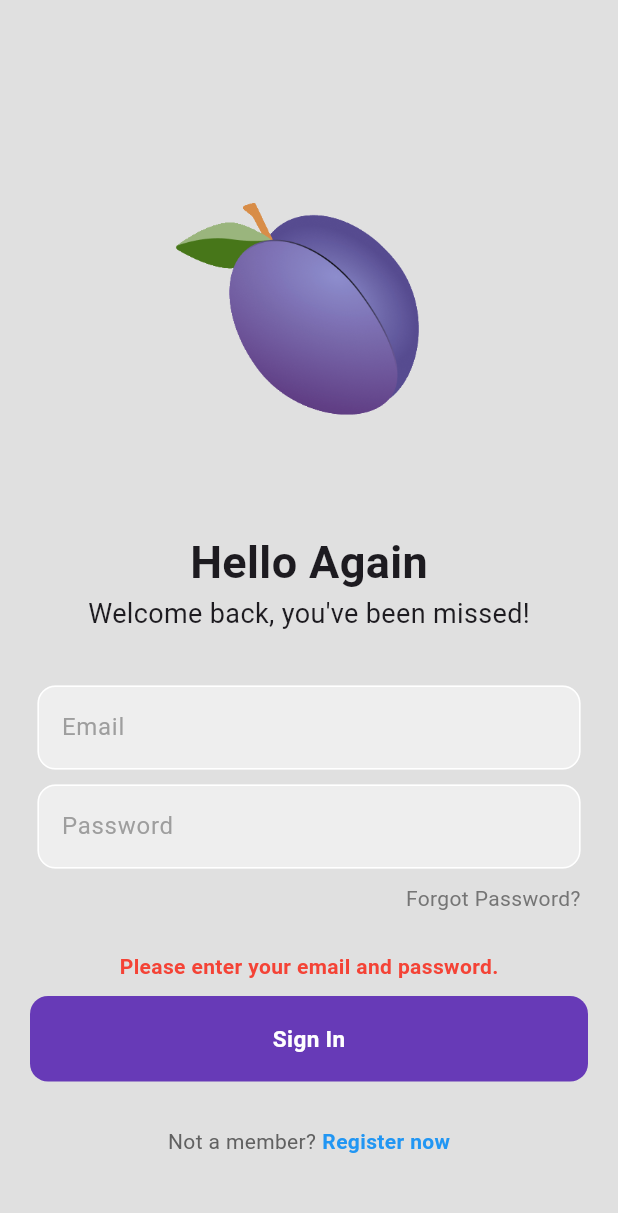
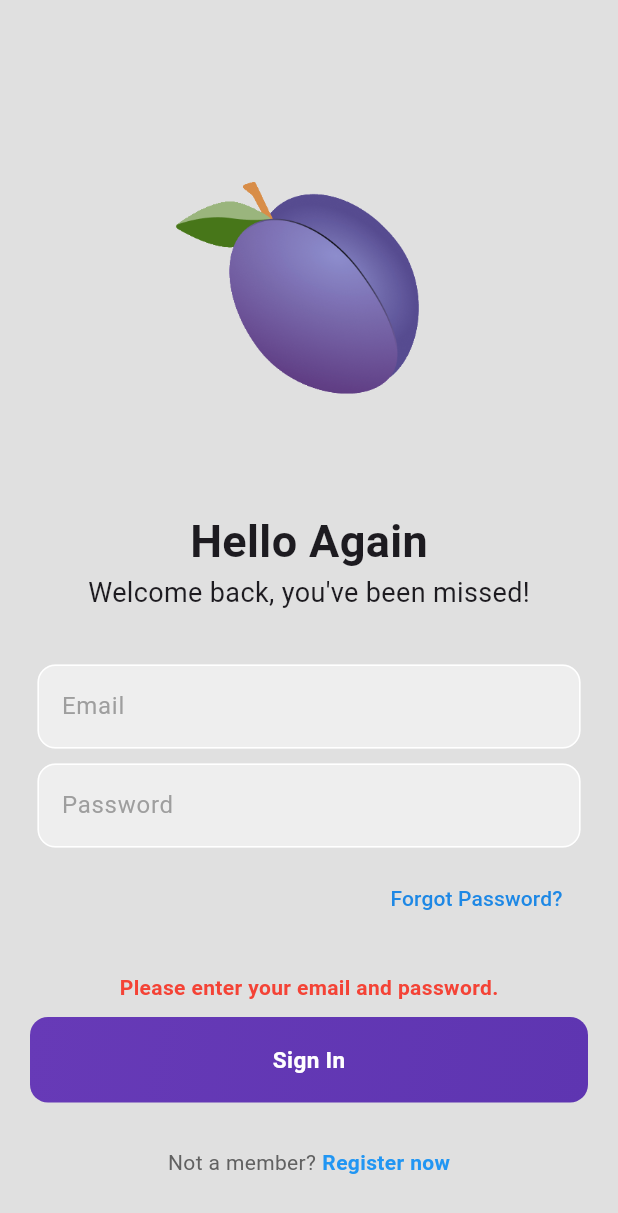
Before and after one commit to cliveeee/quiz_app_flutter, a Flutter app: the screen it shows after launch, after a tap on "Sign In", on a phone screen of 412 x 824 dp. Shown: the top 1213 px of the screen. Run offline on Flutter 3.47's test engine with Material 3 defaults, Android fonts, the phone set to English and light mode, and no system bars; our stand-ins replace flutter_image_compress, font_awesome_flutter, get_it, image_picker, permission_handler, shared_preferences; accounts and stored records are empty; network calls fail.

```diff
--- a/lib/components/my_button.dart
+++ b/lib/components/my_button.dart
@@ -1,25 +1,65 @@
 import 'package:flutter/material.dart';
 
-class MyButton extends StatelessWidget {
+class MyButton extends StatefulWidget {
   final Function()? onTap;
   final String buttonText;
 
   const MyButton({super.key, required this.onTap, required this.buttonText});
 
   @override
+  _MyButtonState createState() => _MyButtonState();
+}
+
+class _MyButtonState extends State<MyButton> {
+  bool _isPressed = false;
+
+  @override
   Widget build(BuildContext context) {
     return GestureDetector(
-      onTap: onTap,
-      child: Container(
+      onTap: widget.onTap,
+      onTapDown: (_) {
+        // Trigger the background change when the button is pressed
+        setState(() {
+          _isPressed = true;
+        });
+      },
+      onTapUp: (_) {
+        // Revert the background when the tap is released
+        setState(() {
+          _isPressed = false;
+        });
+      },
+      onTapCancel: () {
+        // Revert the background when the tap is canceled
+        setState(() {
+          _isPressed = false;
+        });
+      },
+      child: AnimatedContainer(
+        duration: const Duration(milliseconds: 200), // Smooth duration for the transition
+        curve: Curves.easeInOut, // Smooth curve
         padding: const EdgeInsets.all(18),
         margin: const EdgeInsets.symmetric(horizontal: 20),
         decoration: BoxDecoration(
-          color: Colors.deepPurple,
+          gradient: _isPressed
+              ? LinearGradient(
+                  colors: [
+                    Colors.deepPurple.withOpacity(0.7),
+                    Colors.deepPurple.withOpacity(0.3),
+                  ],
+                  begin: Alignment.topLeft,
+                  end: Alignment.bottomRight,
+                )
+              : LinearGradient(
+                  colors: [Colors.deepPurple, Colors.deepPurple[600]!],
+                  begin: Alignment.topLeft,
+                  end: Alignment.bottomRight,
+                ),
           borderRadius: BorderRadius.circular(12),
         ),
         child: Center(
           child: Text(
-            buttonText,
+            widget.buttonText,
             style: const TextStyle(
               color: Colors.white,
               fontWeight: FontWeight.bold,
--- a/lib/features/auth/login/login_page.dart
+++ b/lib/features/auth/login/login_page.dart
@@ -3,6 +3,7 @@ import 'package:quiz_app_flutter/components/my_button.dart';
 import 'package:quiz_app_flutter/components/my_textfield.dart';
 import 'package:quiz_app_flutter/navigation_page.dart';
 import 'package:quiz_app_flutter/services/auth/auth_service.dart';
+import 'package:quiz_app_flutter/features/auth/pages/forgot_password_page.dart';
 
 class LoginPage extends StatefulWidget {
   final Function()? onTap;
@@ -20,14 +21,12 @@ class _LoginPageState extends State<LoginPage> {
 
   void _login() async {
     setState(() {
-      _errorMessage = null; // Clear any previous error message
+      _errorMessage = null;
     });
 
-    // Get email and password values
     String email = _emailController.text.trim();
     String password = _passwordController.text.trim();
 
-    // Check for missing fields and set appropriate error message
     if (email.isEmpty && password.isEmpty) {
       setState(() {
         _errorMessage = 'Please enter your email and password.';
@@ -45,7 +44,6 @@ class _LoginPageState extends State<LoginPage> {
       return;
     }
 
-    // Display loading indicator
     showDialog(
       context: context,
       builder: (context) {
@@ -55,11 +53,9 @@ class _LoginPageState extends State<LoginPage> {
       },
     );
 
-    // Attempt to log in with the provided credentials
     bool success = await AuthService().login(email, password);
-    Navigator.of(context).pop(); // Remove the loading indicator
+    Navigator.of(context).pop();
 
-    // Handle login result
     if (success) {
       Navigator.pushReplacement(
           context, MaterialPageRoute(builder: (context) => NavigationPage()));
@@ -68,6 +64,13 @@ class _LoginPageState extends State<LoginPage> {
         _errorMessage = 'Login failed. Email not found or incorrect password.';
       });
     }
+  }
+
+  @override
+  void dispose() {
+    _emailController.dispose();
+    _passwordController.dispose();
+    super.dispose();
   }
 
   @override
@@ -82,14 +85,11 @@ class _LoginPageState extends State<LoginPage> {
               child: Column(
                 mainAxisAlignment: MainAxisAlignment.center,
                 children: [
-                  // logo
                   const Image(
                     image: AssetImage('images/logo.png'),
                     width: 300,
                     height: 300,
                   ),
-
-                  // greeting text
                   const Text(
                     'Hello Again',
                     style: TextStyle(
@@ -105,40 +105,46 @@ class _LoginPageState extends State<LoginPage> {
                   ),
                   const SizedBox(height: 35),
 
-                  // email textfield
                   MyTextField(
                     controller: _emailController,
                     hintText: 'Email',
                     obscureText: false,
-                    onFieldSubmitted: (value) => _login(), // Trigger login on "Enter" for email
+                    onFieldSubmitted: (value) => _login(),
                   ),
                   const SizedBox(height: 10),
 
-                  // password textfield
                   MyTextField(
                     controller: _passwordController,
                     hintText: 'Password',
                     obscureText: true,
-                    onFieldSubmitted: (value) => _login(), // Trigger login on "Enter" for password
+                    onFieldSubmitted: (value) => _login(),
                   ),
                   const SizedBox(height: 10),
 
-                  // forgot password
                   Padding(
                     padding: const EdgeInsets.symmetric(horizontal: 25.0),
                     child: Row(
                       mainAxisAlignment: MainAxisAlignment.end,
                       children: [
-                        Text(
-                          'Forgot Password?',
-                          style: TextStyle(color: Colors.grey[600]),
+                        TextButton(
+                          onPressed: () {
+                            Navigator.push(
+                              context,
+                              MaterialPageRoute(
+                                builder: (context) => ForgotPasswordPage(),
+                              ),
+                            );
+                          },
+                          child: Text(
+                            'Forgot Password?',
+                            style: TextStyle(color: Colors.blue[600]),
+                          ),
                         ),
                       ],
                     ),
                   ),
                   const SizedBox(height: 25),
 
-                  // Error message display
                   if (_errorMessage != null)
                     Padding(
                       padding: const EdgeInsets.symmetric(horizontal: 25.0),
@@ -152,14 +158,12 @@ class _LoginPageState extends State<LoginPage> {
                     ),
                   if (_errorMessage != null) const SizedBox(height: 10),
 
-                  // sign-in button
                   MyButton(
                     onTap: _login,
                     buttonText: "Sign In",
                   ),
                   const SizedBox(height: 30),
 
-                  // not a member? register now
                   Row(
                     mainAxisAlignment: MainAxisAlignment.center,
                     children: [
```
Also changed, not shown: lib/features/auth/pages/forgot_password_page.dart (added, +72 -0 lines).
